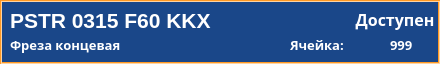
Above: client/GUI/ui/widgets/widget_8_9_tool.ui from komrade2801/AutoSklad before the change. Below: the same form after it.
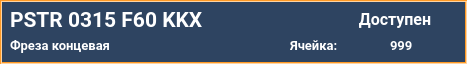
That is the form after the change.

Commit message: changed client UI style

Diff of the .ui file:
```diff
--- a/client/GUI/ui/widgets/widget_8_9_tool.ui
+++ b/client/GUI/ui/widgets/widget_8_9_tool.ui
@@ -6,7 +6,7 @@
    <rect>
     <x>0</x>
     <y>0</y>
-    <width>440</width>
+    <width>467</width>
     <height>64</height>
    </rect>
   </property>
@@ -14,18 +14,35 @@
    <string>widget_8_9_tool</string>
   </property>
   <property name="styleSheet">
-   <string notr="true">QLabel {
+   <string notr="true">QWidget{
+	background-color: #2e4461;
+}
+QLabel {
+	background: none;
 	color: #FFFFFF;
 	border-width: 0px;
 	border-radius: 0px;
+	font-family: &quot;Roboto&quot;, Sans-serif;
 }
 #background {
 	color: #FFFFFF;
-	background-color: #1A4789;
+	background-color: #2e4461;
 	border-width: 2px;
 	border-style: groove;
 	border-color: #ff9923;
 	border-radius: 0px;
+	font-family: &quot;Roboto&quot;, Sans-serif;
+}
+QPushButton {
+	color: #FFFFFF;
+	background-color: #f09022;
+	border-width: 0px;
+	border-style: outset;
+	border-color: #EAA657;
+	border-radius: 8px;
+	font-weight: 600;
+    font-size: 25px;
+	font-family: &quot;Roboto&quot;, Sans-serif;
 }</string>
   </property>
   <widget class="QLabel" name="lbl_number_tool">
@@ -337,6 +354,7 @@
    </property>
    <property name="font">
     <font>
+     <family>Roboto</family>
      <pointsize>16</pointsize>
      <weight>75</weight>
      <bold>true</bold>
@@ -363,7 +381,7 @@
    </property>
    <property name="font">
     <font>
-     <family>Dubai</family>
+     <family>Roboto</family>
      <pointsize>12</pointsize>
      <weight>75</weight>
      <bold>true</bold>
@@ -387,7 +405,7 @@
    </property>
    <property name="font">
     <font>
-     <family>Arial Black</family>
+     <family>Roboto</family>
      <pointsize>10</pointsize>
      <weight>75</weight>
      <bold>true</bold>
@@ -411,7 +429,7 @@
    </property>
    <property name="font">
     <font>
-     <family>Arial Black</family>
+     <family>Roboto</family>
      <pointsize>10</pointsize>
      <weight>75</weight>
      <bold>true</bold>
@@ -733,7 +751,7 @@
    </property>
    <property name="font">
     <font>
-     <family>Arial Black</family>
+     <family>Roboto</family>
      <pointsize>10</pointsize>
      <weight>75</weight>
      <bold>true</bold>
@@ -751,7 +769,7 @@
     <rect>
      <x>0</x>
      <y>0</y>
-     <width>440</width>
+     <width>467</width>
      <height>64</height>
     </rect>
    </property>
```
The commit also changes 144 other files.
